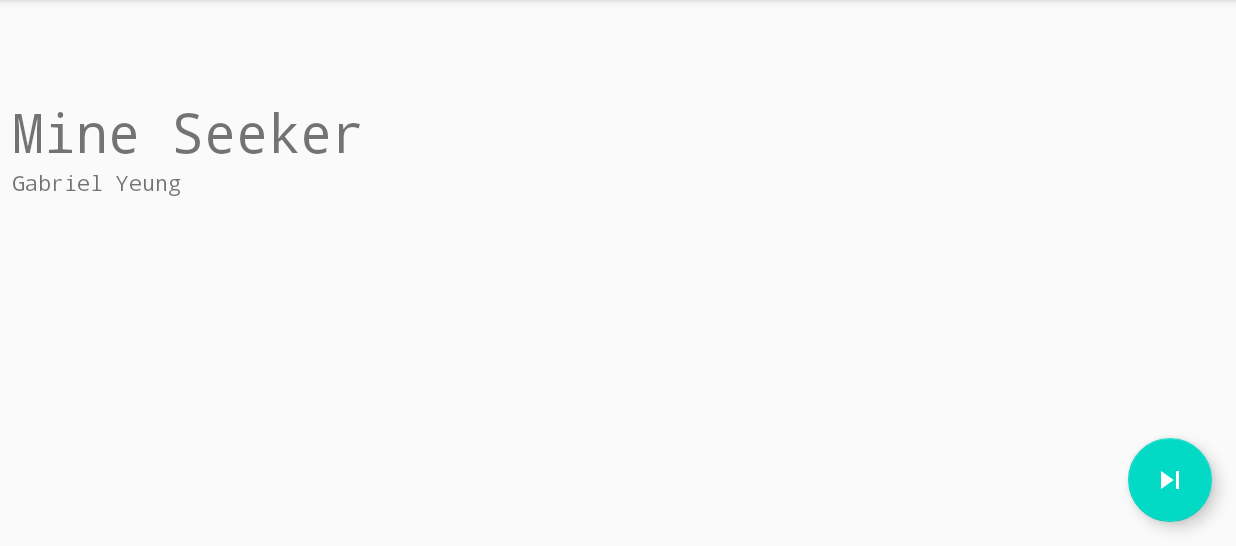
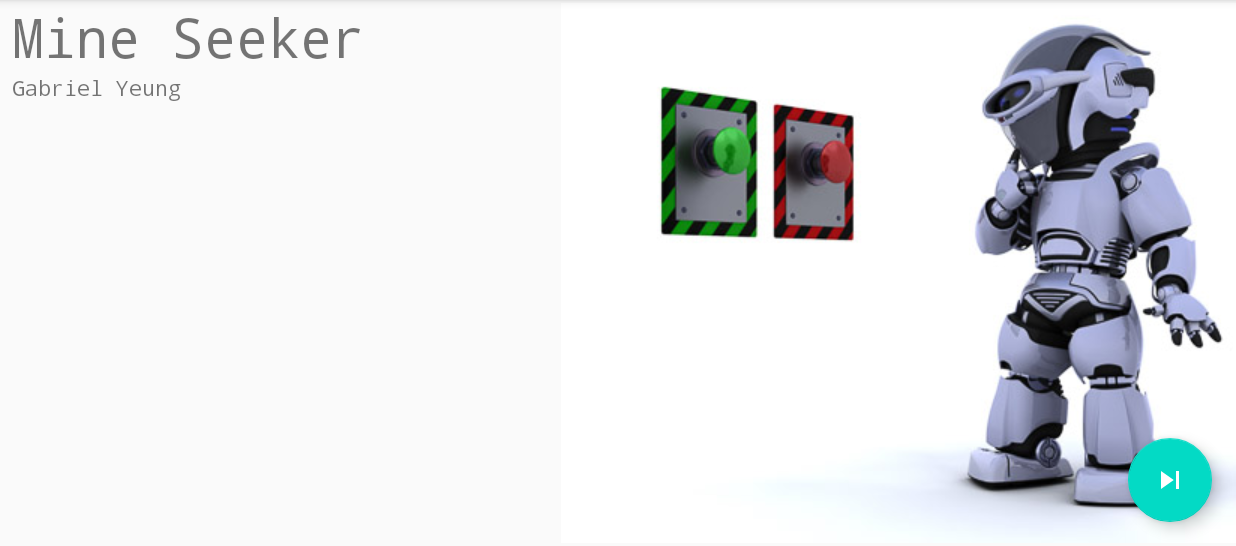
Before and after one commit to gyeung06/AndroidClownMineSweeperEsqueGame, an Android app: the screen it shows after launch (MainActivity), on a phone screen of 824 x 412 dp (held sideways), the part 72-618 px from its top. Run offline under Robolectric (Android 15) with nearby library versions, the phone set to English and light mode, and no system bars.

Commit message:
Finish Welcome page

```diff
--- a/app/build.gradle
+++ b/app/build.gradle
@@ -10,6 +10,7 @@ android {
         targetSdkVersion 30
         versionCode 1
         versionName "1.0"
+        vectorDrawables.useSupportLibrary = true;
 
         testInstrumentationRunner "androidx.test.runner.AndroidJUnitRunner"
     }
--- a/app/src/main/java/c/example/myapplication/MainActivity.java
+++ b/app/src/main/java/c/example/myapplication/MainActivity.java
@@ -1,6 +1,8 @@
 package c.example.myapplication;
 
 import android.content.Intent;
+import android.graphics.drawable.AnimatedVectorDrawable;
+import android.graphics.drawable.Drawable;
 import android.os.Bundle;
 
 import com.google.android.material.floatingactionbutton.FloatingActionButton;
@@ -12,6 +14,7 @@ import android.view.View;
 
 import android.view.Menu;
 import android.view.MenuItem;
+import android.widget.ImageView;
 
 import java.util.Timer;
 import java.util.TimerTask;
@@ -27,6 +30,7 @@ public class MainActivity extends AppCompatActivity {
 
         iniSkipButton();
         startTimer();
+
 
     }
 
@@ -49,7 +53,7 @@ public class MainActivity extends AppCompatActivity {
                 Intent intent = MainMenu.makeIntent(MainActivity.this);
                 startActivity(intent);
             }
-        }, 4000);
+        }, 5000);
     }
 
     @Override
--- a/app/src/main/res/layout/content_main.xml
+++ b/app/src/main/res/layout/content_main.xml
@@ -17,7 +17,7 @@
         app:layout_constraintBottom_toBottomOf="parent"
         app:layout_constraintStart_toStartOf="parent"
         app:layout_constraintTop_toTopOf="parent"
-        app:layout_constraintVertical_bias="0.2" />
+        app:layout_constraintVertical_bias="0.0" />
 
     <TextView
         android:id="@+id/name"
@@ -28,4 +28,15 @@
         android:typeface="monospace"
         app:layout_constraintStart_toStartOf="parent"
         app:layout_constraintTop_toBottomOf="@+id/title" />
+
+    <ImageView
+        android:id="@+id/imageView"
+        android:layout_width="wrap_content"
+        android:layout_height="wrap_content"
+        app:layout_constraintBottom_toBottomOf="parent"
+        app:layout_constraintEnd_toEndOf="parent"
+        app:layout_constraintTop_toTopOf="parent"
+        app:srcCompat="@drawable/welc_pic" />
+
+
 </androidx.constraintlayout.widget.ConstraintLayout>
--- a/app/src/main/res/layout/content_main_menu.xml
+++ b/app/src/main/res/layout/content_main_menu.xml
@@ -3,4 +3,6 @@
     xmlns:app="http://schemas.android.com/apk/res-auto"
     android:layout_width="match_parent"
     android:layout_height="match_parent"
-    app:layout_behavior="@string/appbar_scrolling_view_behavior"></androidx.constraintlayout.widget.ConstraintLayout>
+    app:layout_behavior="@string/appbar_scrolling_view_behavior">
+
+</androidx.constraintlayout.widget.ConstraintLayout>
```
Also changed, not shown: app/src/main/res/drawable-v24/bg_image.jpg (added), app/src/main/res/drawable/welc_pic.jpg (added).
